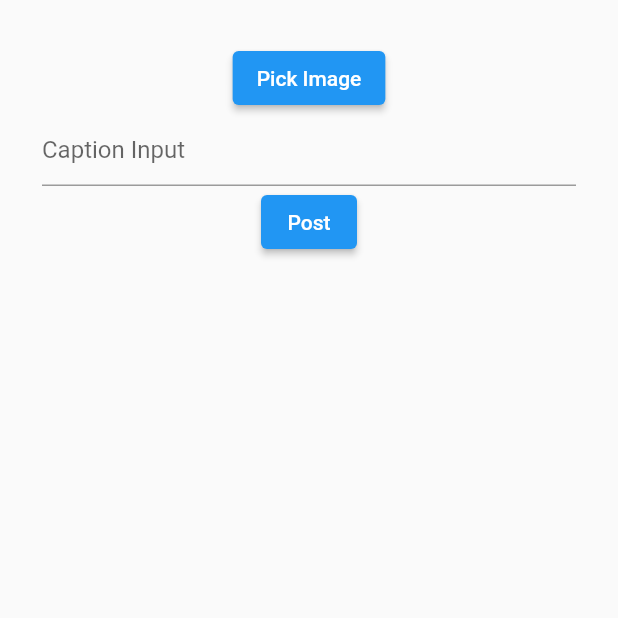
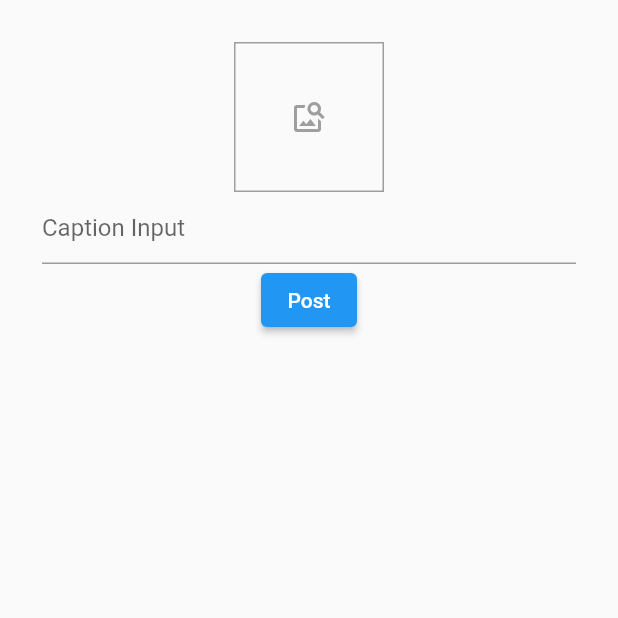
Before and after one commit to IsmailAbdirahman/atsni, a Flutter app: the NewPostScreen screen opened directly, after a tap on "Post", on a phone screen of 412 x 824 dp, the top half of it. Run offline on Flutter 3.47's test engine with Material 2 defaults, Android fonts, the phone set to English and light mode, and no system bars; our stand-ins replace equatable, flutter_riverpod, image_picker, riverpod_annotation, shared_preferences; accounts and stored records are empty.

Commit message:
added image preview for posting

```diff
--- a/lib/features/new_post/controller/new_post_controller.dart
+++ b/lib/features/new_post/controller/new_post_controller.dart
@@ -18,8 +18,11 @@ class NewPostController extends StateNotifier<AsyncValue<bool>> {
       : super(const AsyncData(false));
 
   Future<bool> post(String caption, File file) async {
+    state = const AsyncValue.loading();
     final result = await newPostRepository.newPost(
-        endPoint: 'https://oldclonee.onrender.com/userPost/createPost', caption: caption, file: file);
+        endPoint: 'https://oldclonee.onrender.com/userPost/createPost',
+        caption: caption,
+        file: file);
     state = AsyncData(result);
 
     return result;
--- a/lib/features/new_post/persentation/new_post_screen.dart
+++ b/lib/features/new_post/persentation/new_post_screen.dart
@@ -4,43 +4,86 @@ import 'package:flutter/material.dart';
 import 'package:flutter_riverpod/flutter_riverpod.dart';
 import 'package:oldinsa/features/new_post/controller/new_post_controller.dart';
 import 'package:image_picker/image_picker.dart';
+import 'package:oldinsa/features/new_post/persentation/preview_picked_image.dart';
+import 'package:oldinsa/shared_widgets/bottom_nav.dart';
 
 import '../../home/controller/home_controller.dart';
 
-class NewPostScreen extends ConsumerWidget {
-  const NewPostScreen({super.key});
+class NewPostScreen extends ConsumerStatefulWidget {
+  const NewPostScreen({Key? key}) : super(key: key);
 
   @override
-  Widget build(BuildContext context, WidgetRef ref) {
+  NewPostState createState() => NewPostState();
+}
+
+class NewPostState extends ConsumerState<NewPostScreen> {
+  File? image;
+
+  @override
+  void initState() {
+    super.initState();
+    // Future.microtask(() {
+    //   final result = ref.read(newPostControllerProvider.notifier).getImage();
+    //   result.then((value) {
+    //     setState(() {
+    //       image = value;
+    //     });
+    //   });
+    // });
+  }
+
+  @override
+  Widget build(BuildContext context) {
     final newPostRef = ref.watch(newPostControllerProvider);
     TextEditingController postController = TextEditingController();
-    late File image;
     return SafeArea(
       child: Scaffold(
           body: Padding(
         padding: const EdgeInsets.all(28.0),
         child: Column(
           children: [
-            ElevatedButton(
-                onPressed: () async {
+            image == null
+                ? InkWell(
+                    onTap: () async {
                       final result = await ref
                           .read(newPostControllerProvider.notifier)
                           .getImage();
+                      setState(() {
                         image = result;
+                      });
                     },
-                child: const Text('Pick Image')),
+                    child: Container(
+                        height: 100,
+                        width: 100,
+                        decoration: BoxDecoration(
+                            border: Border.all(color: Colors.grey)),
+                        child: const Icon(
+                          Icons.image_search,
+                          color: Colors.grey,
+                        )),
+                  )
+                : PreviewSelectedImage(image: image!),
             TextField(
               decoration: const InputDecoration(hintText: 'Caption Input'),
               controller: postController,
             ),
-            ElevatedButton(
+            newPostRef.when(
+                data: (data) => ElevatedButton(
                     onPressed: () async {
                       await ref
                           .read(newPostControllerProvider.notifier)
-                      .post(postController.text, image);
-                  await ref.read(homeControllerProvider.notifier).getPosts();
+                          .post(postController.text, image!);
+                      await ref
+                          .read(homeControllerProvider.notifier)
+                          .getPosts();
+                      Navigator.pushReplacement(
+                        context,
+                        MaterialPageRoute(builder: (context) => BottomNav()),
+                      );
                     },
-                child: const Text('Post'))
+                    child: const Text('Post')),
+                error: (error, ee) => const Text('error'),
+                loading: () => const Text('Posting...'))
           ],
         ),
       )),
--- /dev/null
+++ b/lib/features/new_post/persentation/preview_picked_image.dart
@@ -0,0 +1,19 @@
+
+import 'dart:io';
+
+import 'package:flutter/material.dart';
+
+class PreviewSelectedImage extends StatelessWidget {
+  final File image;
+
+  const PreviewSelectedImage({Key? key, required this.image}) : super(key: key);
+
+  @override
+  Widget build(BuildContext context) {
+    return SizedBox(
+      height: 400,
+      width: double.infinity,
+      child: Image.file(image),
+    );
+  }
+}
```
Also changed, not shown: lib/main.dart (+78 -0 lines). Lines whose indentation alone changed are shown as unchanged.
